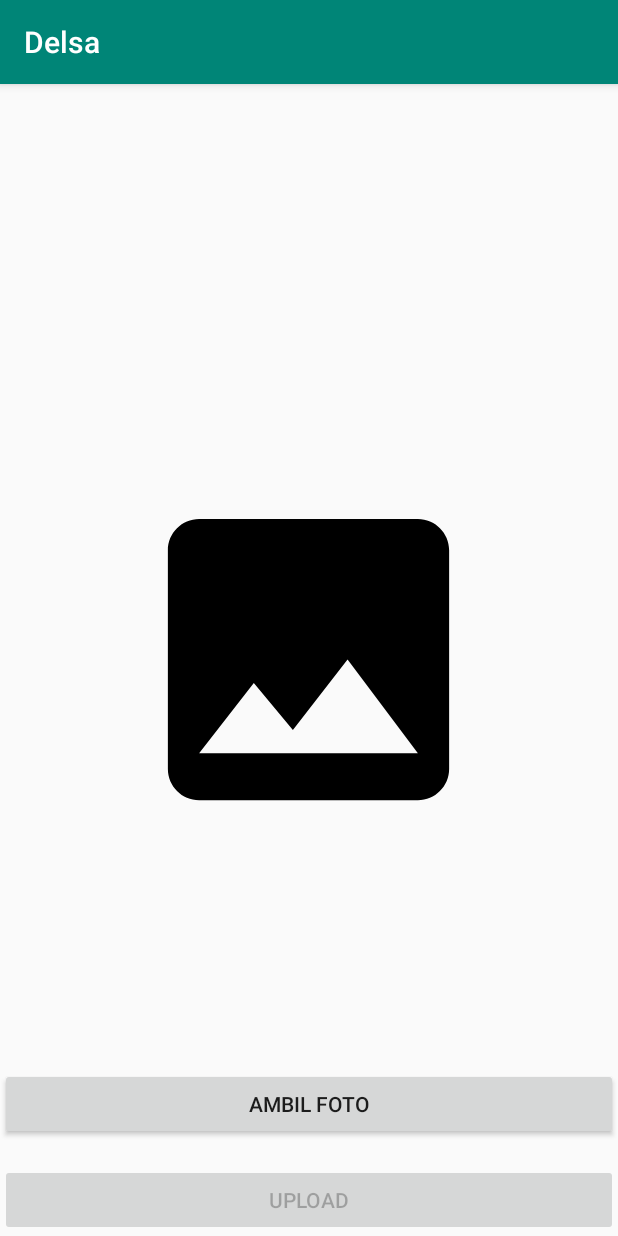
After one commit to havidalbar/Delsa, an Android app: the BuktiDataDiriActivity screen opened directly, with no data from a screen before it, on a phone screen of 412 x 824 dp. The commit adds this screen. Run offline under Robolectric (Android 15) with nearby library versions, the phone set to English and light mode, and no system bars; our stand-ins replace Firebase (no records; nobody signed in at launch, a user with empty details on screens opened directly).

Commit message:
upload foto data diri

```diff
--- a/app/src/main/AndroidManifest.xml
+++ b/app/src/main/AndroidManifest.xml
@@ -4,6 +4,8 @@
 
     <uses-permission android:name="android.permission.READ_EXTERNAL_STORAGE" />
     <uses-permission android:name="android.permission.WRITE_EXTERNAL_STORAGE" />
+    <uses-feature android:name="android.hardware.camera"
+        android:required="true" />
 
     <application
         android:allowBackup="true"
@@ -12,7 +14,8 @@
         android:roundIcon="@mipmap/ic_launcher_round"
         android:supportsRtl="true"
         android:theme="@style/AppTheme">
-        <activity android:name=".activities.MenuAdminActivity"></activity>
+        <activity android:name=".activities.BuktiDataDiriActivity"></activity>
+        <activity android:name=".activities.MenuAdminActivity" />
         <activity android:name=".activities.MenuActivity" />
         <activity android:name=".activities.RegisterActivity" />
         <activity android:name=".activities.LoginActivity" />
--- /dev/null
+++ b/app/src/main/java/com/example/delsa/activities/BuktiDataDiriActivity.java
@@ -0,0 +1,158 @@
+package com.example.delsa.activities;
+
+import androidx.annotation.NonNull;
+import androidx.appcompat.app.AppCompatActivity;
+
+import android.content.Context;
+import android.content.Intent;
+import android.graphics.Bitmap;
+import android.net.Uri;
+import android.os.Bundle;
+import android.provider.MediaStore;
+import android.view.View;
+import android.widget.Button;
+import android.widget.ImageView;
+import android.widget.Toast;
+
+import com.example.delsa.R;
+import com.google.android.gms.tasks.Continuation;
+import com.google.android.gms.tasks.OnCompleteListener;
+import com.google.android.gms.tasks.Task;
+import com.google.firebase.auth.FirebaseAuth;
+import com.google.firebase.auth.FirebaseUser;
+import com.google.firebase.database.DatabaseReference;
+import com.google.firebase.database.FirebaseDatabase;
+import com.google.firebase.storage.FirebaseStorage;
+import com.google.firebase.storage.StorageReference;
+import com.google.firebase.storage.UploadTask;
+
+import java.io.ByteArrayOutputStream;
+import java.util.HashMap;
+import java.util.Map;
+
+public class BuktiDataDiriActivity extends AppCompatActivity implements View.OnClickListener {
+
+    private ImageView imgFotoIdentitas;
+    private Button btnAmbilFoto, btnUploadFoto;
+    private  Uri resultUri;
+
+    static final int REQUEST_IMAGE_CAPTURE = 1;
+    private StorageReference photoDataDiriRef;
+    private FirebaseUser firebaseUser;
+    private DatabaseReference accountReference;
+    private String uid;
+    private byte[] dataFoto;
+
+    @Override
+    protected void onCreate(Bundle savedInstanceState) {
+        super.onCreate(savedInstanceState);
+        setContentView(R.layout.activity_bukti_data_diri);
+
+        imgFotoIdentitas = findViewById(R.id.img_fotoIdentitas);
+        btnAmbilFoto = findViewById(R.id.btn_ambilFoto);
+        btnAmbilFoto.setOnClickListener(this);
+
+        btnUploadFoto = findViewById(R.id.btn_uploadFoto);
+        btnUploadFoto.setOnClickListener(this);
+
+        firebaseUser = FirebaseAuth.getInstance().getCurrentUser();
+        uid = firebaseUser.getUid();
+
+        accountReference = FirebaseDatabase.getInstance().getReference().child("Users").child(uid);
+    }
+
+    @Override
+    public void onClick(View view) {
+        switch (view.getId()){
+            case R.id.btn_ambilFoto:
+                dispatchTakePictureIntent();
+                break;
+
+            case R.id.btn_uploadFoto:
+                storePhotoIdentity(dataFoto);
+                break;
+        }
+    }
+
+    private void storePhotoIdentity(byte[] dataFoto) {
+        firebaseUser = FirebaseAuth.getInstance().getCurrentUser();
+        String uid = firebaseUser.getUid();
+
+        photoDataDiriRef = FirebaseStorage.getInstance().getReference().child("images").child("photo_identity").child(uid + ".jpg");
+        UploadTask uploadTask = photoDataDiriRef.putBytes(dataFoto);
+
+        Task<Uri> urlTask = uploadTask.continueWithTask(new Continuation<UploadTask.TaskSnapshot, Task<Uri>>() {
+            @Override
+            public Task<Uri> then(@NonNull Task<UploadTask.TaskSnapshot> task) throws Exception {
+                if (!task.isSuccessful()) {
+                    throw task.getException();
+                }
+
+                // Continue with the task to get the download URL
+                return photoDataDiriRef.getDownloadUrl();
+            }
+        }).addOnCompleteListener(new OnCompleteListener<Uri>() {
+            @Override
+            public void onComplete(@NonNull Task<Uri> task) {
+                if (task.isSuccessful()) {
+                    Uri downloadUri = task.getResult();
+                    String url_photo = downloadUri.toString();
+
+                    Map update_photo = new HashMap();
+                    update_photo.put("fotoIdentitas", url_photo);
+
+                    accountReference.updateChildren(update_photo).addOnCompleteListener(new OnCompleteListener() {
+                        @Override
+                        public void onComplete(@NonNull Task task) {
+                            if (task.isSuccessful()){
+                                Toast.makeText(BuktiDataDiriActivity.this, "Foto identitas telah di upload", Toast.LENGTH_SHORT).show();
+                                Intent intent = new Intent(BuktiDataDiriActivity.this, MenuActivity.class);
+                                startActivity(intent);
+                                finish();
+                            }
+                            else {
+//                            pDialog.dismiss();
+                                Toast.makeText(BuktiDataDiriActivity.this, "Foto identitas gagal upload", Toast.LENGTH_SHORT).show();
+                            }
+                        }
+                    });
+                } else {
+                    // Handle failures
+                    // ...
+                }
+            }
+        });
+    }
+
+    private void dispatchTakePictureIntent() {
+        Intent takePictureIntent = new Intent(MediaStore.ACTION_IMAGE_CAPTURE);
+        if (takePictureIntent.resolveActivity(getPackageManager()) != null) {
+            startActivityForResult(takePictureIntent, REQUEST_IMAGE_CAPTURE);
+        }
+    }
+
+    @Override
+    protected void onActivityResult(int requestCode, int resultCode, Intent data) {
+        super.onActivityResult(requestCode, resultCode, data);
+        if (requestCode == REQUEST_IMAGE_CAPTURE && resultCode == RESULT_OK) {
+            Bundle extras = data.getExtras();
+            Bitmap imageBitmap = (Bitmap) extras.get("data");
+            imgFotoIdentitas.setImageBitmap(imageBitmap);
+
+            ByteArrayOutputStream baos = new ByteArrayOutputStream();
+            imageBitmap.compress(Bitmap.CompressFormat.JPEG, 100, baos);
+            dataFoto = baos.toByteArray();
+
+            btnUploadFoto.setEnabled(true);
+
+            //            resultUri = getImageUri(this, imageBitmap);
+        }
+    }
+
+//    public Uri getImageUri(Context inContext, Bitmap inImage) {
+//        ByteArrayOutputStream bytes = new ByteArrayOutputStream();
+//        inImage.compress(Bitmap.CompressFormat.JPEG, 100, bytes);
+//        String path = MediaStore.Images.Media.insertImage(inContext.getContentResolver(), inImage, "Title", null);
+//        return Uri.parse(path);
+//    }
+}
--- a/app/src/main/java/com/example/delsa/activities/RegisterActivity.java
+++ b/app/src/main/java/com/example/delsa/activities/RegisterActivity.java
@@ -128,7 +128,7 @@ public class RegisterActivity extends AppCompatActivity implements View.OnClickL
                     String userId = currentUser.getUid();
 
                     createUserRef = FirebaseDatabase.getInstance().getReference().child("Users").child(userId);
-                    User user = new User(namaUser, noUser, kotaUser, emailUser);
+                    User user = new User(namaUser, noUser, kotaUser, emailUser, "", "", false);
                     createUserRef.setValue(user).addOnCompleteListener(new OnCompleteListener<Void>() {
                         @Override
                         public void onComplete(@NonNull Task<Void> task) {
@@ -138,7 +138,7 @@ public class RegisterActivity extends AppCompatActivity implements View.OnClickL
                                     startActivity(intent);
                                     finish();
                                 } else {
-                                    Intent intent = new Intent(RegisterActivity.this, MenuActivity.class);
+                                    Intent intent = new Intent(RegisterActivity.this, BuktiDataDiriActivity.class);
                                     startActivity(intent);
                                     finish();
                                 }
--- /dev/null
+++ b/app/src/main/res/drawable/ic_image.xml
@@ -0,0 +1,9 @@
+<vector xmlns:android="http://schemas.android.com/apk/res/android"
+        android:width="24dp"
+        android:height="24dp"
+        android:viewportWidth="24.0"
+        android:viewportHeight="24.0">
+    <path
+        android:fillColor="#FF000000"
+        android:pathData="M21,19V5c0,-1.1 -0.9,-2 -2,-2H5c-1.1,0 -2,0.9 -2,2v14c0,1.1 0.9,2 2,2h14c1.1,0 2,-0.9 2,-2zM8.5,13.5l2.5,3.01L14.5,12l4.5,6H5l3.5,-4.5z"/>
+</vector>
--- /dev/null
+++ b/app/src/main/res/layout/activity_bukti_data_diri.xml
@@ -0,0 +1,41 @@
+<?xml version="1.0" encoding="utf-8"?>
+<RelativeLayout xmlns:android="http://schemas.android.com/apk/res/android"
+    xmlns:app="http://schemas.android.com/apk/res-auto"
+    xmlns:tools="http://schemas.android.com/tools"
+    android:layout_width="match_parent"
+    android:layout_height="match_parent"
+    android:orientation="vertical"
+    tools:context=".activities.BuktiDataDiriActivity">
+
+    <ImageView
+        android:layout_width="250dp"
+        android:layout_height="250dp"
+        android:id="@+id/img_fotoIdentitas"
+        android:layout_centerInParent="true"
+        android:src="@drawable/ic_image"/>
+
+    <LinearLayout
+        android:layout_width="match_parent"
+        android:layout_height="wrap_content"
+        android:layout_alignParentBottom="true"
+        android:orientation="vertical">
+
+        <Button
+            android:layout_width="match_parent"
+            android:layout_height="wrap_content"
+            android:text="Ambil foto"
+            android:layout_alignParentBottom="true"
+            android:id="@+id/btn_ambilFoto"/>
+
+        <Button
+            android:layout_width="match_parent"
+            android:layout_height="wrap_content"
+            android:layout_marginTop="16dp"
+            android:text="Upload"
+            android:layout_alignParentBottom="true"
+            android:enabled="false"
+            android:id="@+id/btn_uploadFoto"/>
+
+    </LinearLayout>
+
+</RelativeLayout>
```
Also changed, not shown: app/src/main/java/com/example/delsa/POJO/User.java (+30 -2 lines), app/src/main/java/com/example/delsa/activities/LoginActivity.java (+53 -3 lines).
